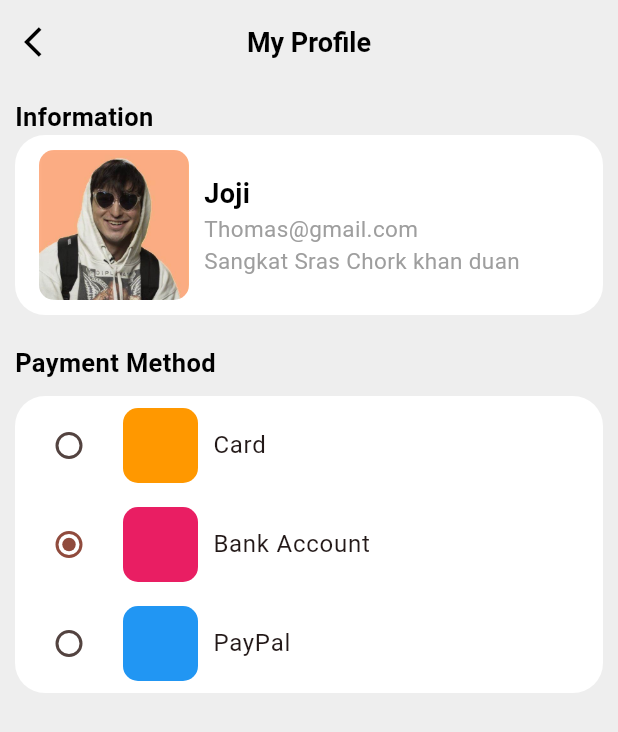
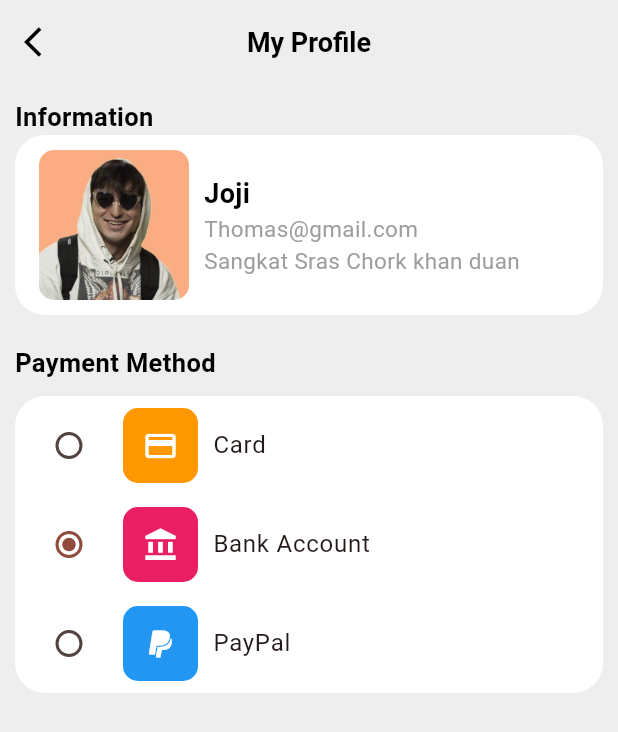
Before and after one commit to Bathhy/fooddeliveryapp, a Flutter app: the Myprofile screen opened directly, after a tap on "Joji", on a phone screen of 412 x 824 dp. Shown: the top 732 px of the screen. Run offline on Flutter 3.47's test engine with Material 3 defaults, Android fonts, the phone set to English and light mode, and no system bars; our stand-ins replace get.

Commit message:
adjust detailpage,custombutton,add control

```diff
--- a/lib/bottomnavigation/profile/payment_selection.dart
+++ b/lib/bottomnavigation/profile/payment_selection.dart
@@ -19,11 +19,32 @@ class BankPayment extends StatelessWidget {
             mainAxisAlignment: MainAxisAlignment.center,
             children: [
               _buildRadioButton(
-                  controller, "Card", PayMethod.Card, Colors.orange),
-              _buildRadioButton(controller, "Bank Account",
-                  PayMethod.BankAccount, Colors.pink),
+                  controller,
+                  "Card",
+                  PayMethod.Card,
+                  Colors.orange,
+                  Icon(
+                    Icons.credit_card,
+                    color: Colors.white,
+                  )),
               _buildRadioButton(
-                  controller, "PayPal", PayMethod.Paypal, Colors.blue),
+                  controller,
+                  "Bank Account",
+                  PayMethod.BankAccount,
+                  Colors.pink,
+                  Icon(
+                    Icons.account_balance,
+                    color: Colors.white,
+                  )),
+              _buildRadioButton(
+                  controller,
+                  "PayPal",
+                  PayMethod.Paypal,
+                  Colors.blue,
+                  Icon(
+                    Icons.paypal,
+                    color: Colors.white,
+                  )),
             ],
           ),
         );
@@ -32,7 +53,7 @@ class BankPayment extends StatelessWidget {
   }
 
   RadioListTile<PayMethod> _buildRadioButton(ProfileController controller,
-      String title, PayMethod value, Color colorcont) {
+      String title, PayMethod value, Color colorcont, Icon iconpayment) {
     return RadioListTile<PayMethod>(
       title: Row(
         children: [
@@ -43,6 +64,7 @@ class BankPayment extends StatelessWidget {
               borderRadius: BorderRadius.circular(10),
               color: colorcont,
             ),
+            child: iconpayment,
           ),
           SizedBox(width: 10),
           Text(title)
--- a/lib/bottomnavigation/profile/profile_acc.dart
+++ b/lib/bottomnavigation/profile/profile_acc.dart
@@ -15,7 +15,6 @@ class Myprofile extends StatefulWidget {
 }
 
 class _MyprofileState extends State<Myprofile> {
-
   ProfileController _profileController = Get.put(ProfileController());
 
   @override
@@ -120,8 +119,15 @@ class _MyprofileState extends State<Myprofile> {
                 textColor: Colors.black,
                 color: Colors.white,
               ),
-              SizedBox(height: 10),
-              CustomButton(title: 'Update', callback: () {}),
+              SizedBox(height: 20),
+              Padding(
+                padding: const EdgeInsets.only(right: 20, left: 20),
+                child: Container(
+                    padding: EdgeInsets.symmetric(
+                      horizontal: 20,
+                    ),
+                    child: CustomButton(title: 'Update', callback: () {})),
+              ),
             ],
           ),
         ),
--- a/lib/bottomnavigation/profile/profile_card.dart
+++ b/lib/bottomnavigation/profile/profile_card.dart
@@ -12,47 +12,34 @@ class Profilecard extends StatelessWidget {
       onTap: () {
         Get.to(profil_acc_bank());
       },
-      child: Stack(
+      child: Container(
+        padding: EdgeInsets.symmetric(horizontal: 16, vertical: 10),
+        decoration: BoxDecoration(
+            borderRadius: BorderRadius.circular(20), color: Colors.white),
+        child: Row(
+          mainAxisAlignment: MainAxisAlignment.start,
           children: [
             Container(
-            width: 300,
-            height: 197,
-            decoration: BoxDecoration(
-              borderRadius: BorderRadius.circular(20),
-              color: Colors.white,
-            ),
-          ),
-          Positioned(
-            top: 10,
-            left: 20,
-            child: Container(
-              width: 91,
+              width: 100,
               height: 100,
               decoration: BoxDecoration(
                 borderRadius: BorderRadius.circular(10),
                 image: DecorationImage(image: AssetImage(imageperson)),
               ),
             ),
-          ),
-          Row(
+            SizedBox(width: 20),
+            Column(
+              crossAxisAlignment: CrossAxisAlignment.start,
+              mainAxisAlignment: MainAxisAlignment.start,
               children: [
-              Padding(
-                padding: const EdgeInsets.only(top: 20, left: 120),
-                child: Text(
+                Text(
                   'Joji',
                   style: TextStyle(
                       color: Colors.black,
                       fontWeight: FontWeight.bold,
                       fontSize: 18),
                 ),
-              ),
-            ],
-          ),
-          Row(
-            children: [
-              Padding(
-                padding: const EdgeInsets.only(top: 50, left: 120),
-                child: Text(
+                Text(
                   'Thomas@gmail.com',
                   style: TextStyle(
                     fontSize: 15,
@@ -60,14 +47,7 @@ class Profilecard extends StatelessWidget {
                     decoration: TextDecoration.underline,
                   ),
                 ),
-              ),
-            ],
-          ),
-          Row(
-            children: [
-              Padding(
-                padding: const EdgeInsets.only(top: 75, left: 120),
-                child: Text(
+                Text(
                   '+855 168169',
                   style: TextStyle(
                     fontSize: 15,
@@ -75,30 +55,19 @@ class Profilecard extends StatelessWidget {
                     decoration: TextDecoration.underline,
                   ),
                 ),
-              ),
-            ],
-          ),
-          Row(
-            children: [
-              Padding(
-                padding: const EdgeInsets.only(top: 100, left: 120),
-                child: Container(
-                  width: 160,
-                  child: Text(
-                    'Sangkat Sras Chork khan duan penh Phnom Penh',
+                Text(
+                  'Sangkat Sras Chork \nkhan duan \n penh Phnom Penh',
                   style: TextStyle(
                     fontSize: 15,
                     color: Colors.grey,
                     decoration: TextDecoration.underline,
-                    ),
-                    maxLines: 3,
-                  ),
                   ),
                 ),
               ],
             ),
           ],
         ),
+      ),
     );
   }
 }
--- a/lib/bottomnavigation/profile/profile_card_two.dart
+++ b/lib/bottomnavigation/profile/profile_card_two.dart
@@ -48,7 +48,7 @@ class Profilecard_two extends StatelessWidget {
                     overflow: TextOverflow.ellipsis),
               ),
             ],
-          )
+          ),
         ],
       ),
     );
--- a/lib/component/custom_button.dart
+++ b/lib/component/custom_button.dart
@@ -17,12 +17,13 @@ class CustomButton extends StatelessWidget {
 
   @override
   Widget build(BuildContext context) {
-    return SizedBox(
-      width: 314,
-      height: 50,
+    return Container(
+      width: 100,
+      height: 100,
       child: ElevatedButton(
           onPressed: callback,
-          style: ElevatedButton.styleFrom(backgroundColor: color),
+          style: ElevatedButton.styleFrom(
+              backgroundColor: color, minimumSize: Size.fromHeight(50)),
           child: Text(
             title,
             style: TextStyle(color: textColor),
--- a/lib/component/custom_listview.dart
+++ b/lib/component/custom_listview.dart
@@ -5,16 +5,19 @@ class Food {
   String name = "";
   String price = "";
   String? category;
+  String? purchasecate;
 
   Food(
       {required String img,
       required String name,
       required String price,
-      String? category}) {
+      String? category,
+      String? purchasecate}) {
     this.img = img;
     this.name = name;
     this.price = price;
     this.category = category;
+    this.purchasecate = purchasecate;
   }
 
   static List<Food> foodlist = [
--- a/lib/sign_in&sign_up/sign_in.dart
+++ b/lib/sign_in&sign_up/sign_in.dart
@@ -1,6 +1,7 @@
 import 'package:flutter/material.dart';
 import 'package:fodddelieveryapp/Homepage/Home_screen.dart';
 import 'package:fodddelieveryapp/component/constant_color.dart';
+import 'package:fodddelieveryapp/controller/signin_controller.dart';
 import 'package:get/get.dart';
 import 'package:fodddelieveryapp/component/custom_button.dart';
 import 'package:fodddelieveryapp/image/image_declare.dart';
@@ -14,6 +15,7 @@ class SigninPage extends StatefulWidget {
 }
 
 class _SignupPageState extends State<SigninPage> {
+  // final SingInController signincontroller = Get.put(SingInController());
   @override
   Widget build(BuildContext context) {
     return Scaffold(
@@ -28,6 +30,7 @@ class _SignupPageState extends State<SigninPage> {
             CustomButton(
               title: "Login",
               callback: () {
+                // signincontroller.navigateTohome();
                 Get.to(Homescreen());
               },
             )
```
Also changed, not shown: lib/Homepage/bottomnavi_bar.dart (+11 -23 lines), lib/Homepage/listview_card.dart (+10 -2 lines), lib/controller/home_controller.dart (+21 -0 lines), lib/controller/signin_controller.dart (added, +8 -0 lines), lib/detailpage/detail_information.dart (+32 -14 lines), pubspec.yaml (+1 -23 lines). Lines whose indentation alone changed are shown as unchanged.
